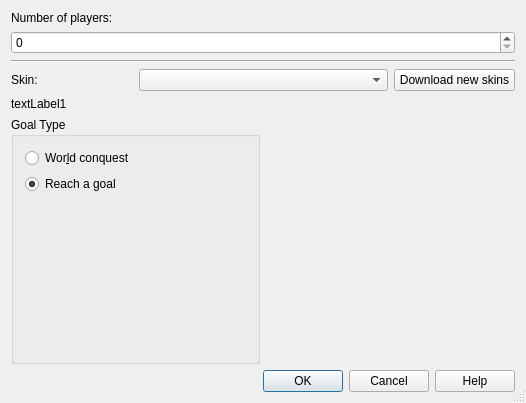
Before: the Qt Designer form ksirk/Dialogs/newGameDialog.ui in KDE/ksirk, drawn with Qt 5.
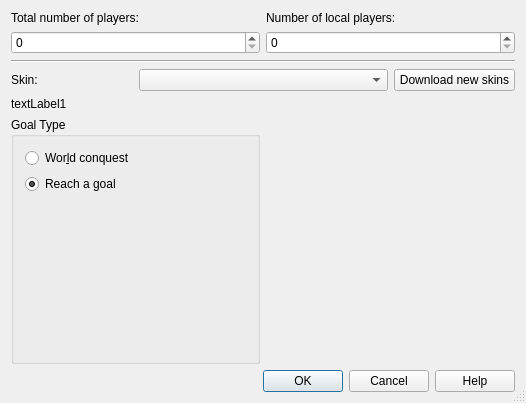
After: the same form once the commit is applied. Icons and pictures are not drawn. Custom widgets are drawn as their Qt base class.

Commit message: New Jabber games init works ; TCP games available again

Patch:
```diff
--- a/ksirk/Dialogs/newGameDialog.ui
+++ b/ksirk/Dialogs/newGameDialog.ui
@@ -17,18 +17,22 @@
   <property name="sizeGripEnabled" >
    <bool>true</bool>
   </property>
-  <layout class="QGridLayout" >
+  <layout class="QGridLayout" name="gridLayout" >
    <item row="0" column="0" colspan="4" >
+    <layout class="QHBoxLayout" name="horizontalLayout" >
+     <item>
+      <layout class="QVBoxLayout" name="verticalLayout_2" >
+       <item>
     <widget class="QLabel" name="textLabel1" >
      <property name="text" >
-      <string>Number of players:</string>
+          <string>Total number of players:</string>
      </property>
      <property name="wordWrap" >
       <bool>false</bool>
      </property>
     </widget>
    </item>
-   <item row="1" column="0" colspan="4" >
+       <item>
     <widget class="QSpinBox" name="playersNumberEntry" >
      <property name="toolTip" >
       <string>Spin this to choose the number of players.</string>
@@ -38,7 +42,25 @@
      </property>
     </widget>
    </item>
-   <item row="3" column="0" colspan="4" >
+      </layout>
+     </item>
+     <item>
+      <layout class="QVBoxLayout" name="verticalLayout" >
+       <item>
+        <widget class="QLabel" name="label" >
+         <property name="text" >
+          <string>Number of local players:</string>
+         </property>
+        </widget>
+       </item>
+       <item>
+        <widget class="QSpinBox" name="localPlayersNumberEntry" />
+       </item>
+      </layout>
+     </item>
+    </layout>
+   </item>
+   <item row="1" column="0" colspan="4" >
     <widget class="Line" name="line1" >
      <property name="frameShape" >
       <enum>QFrame::HLine</enum>
```
Left out of the diff: 26 changed lines with no effect on the pictures. Lines whose indentation alone changed are shown as unchanged. The commit also changes 15 other files.
